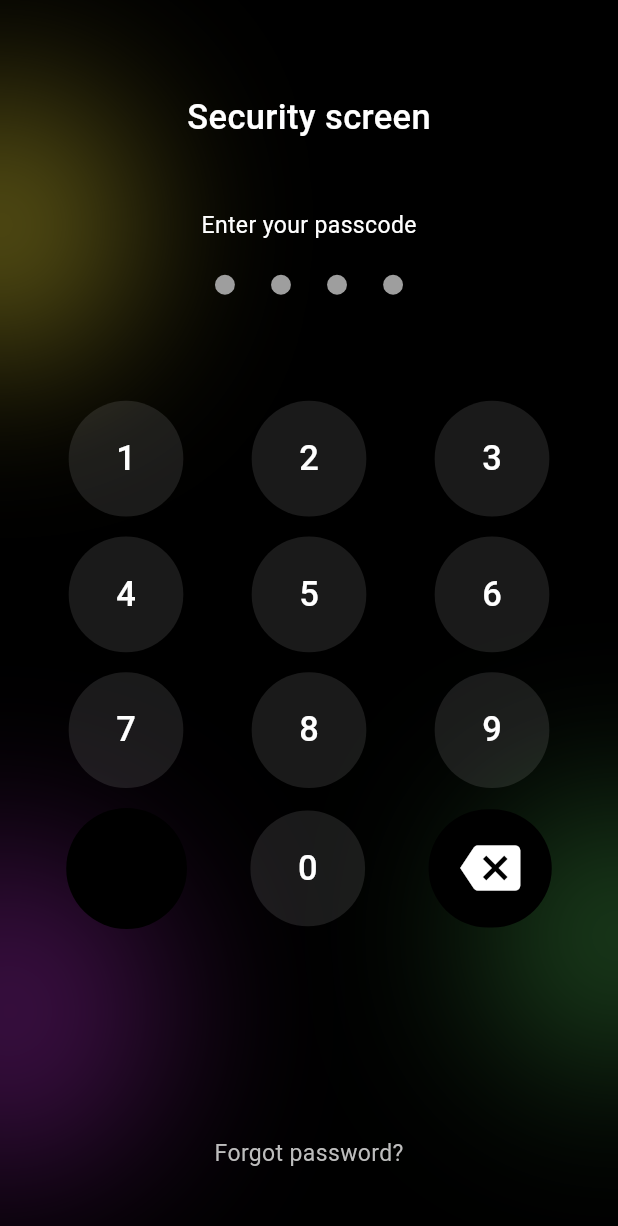
After one commit to ShohjahonMurodov/banking_app, a Flutter app: the EnterScreen screen opened directly, on a phone screen of 412 x 824 dp. The commit adds this screen. Shown: the top 1226 px of the screen. Run offline on Flutter 3.47's test engine with Material 3 defaults, Android fonts, the phone set to English and light mode, and no system bars; our stand-ins replace cloud_firestore, connectivity_plus, equatable, firebase_auth, firebase_core, flutter_bloc and 6 more; accounts and stored records are empty.

Commit message:
Sharif aka choparman...

```diff
--- a/lib/app/app.dart
+++ b/lib/app/app.dart
@@ -3,6 +3,8 @@ import 'package:banking_app/blocs/auth/auth_event.dart';
 import 'package:banking_app/blocs/user_profile/user_profile_bloc.dart';
 import 'package:banking_app/data/repository/auth_repository.dart';
 import 'package:banking_app/data/repository/user_profile_repository.dart';
+import 'package:banking_app/screens/pin/cubit/check_cubit.dart';
+import 'package:banking_app/screens/pin/cubit/password_cubit.dart';
 import 'package:banking_app/screens/routes.dart';
 import 'package:banking_app/services/local_natification_service.dart';
 import 'package:flutter/material.dart';
@@ -33,6 +35,8 @@ class App extends StatelessWidget {
             create: (context) => UserProfileBloc(
                 userProfileRepository: context.read<UserProfileRepository>()),
           ),
+          BlocProvider(create: (_) => PasswordCubit()),
+          BlocProvider(create: (_) => CheckCubit()),
         ],
         child: MaterialApp(
           debugShowCheckedModeBanner: false,
--- a/lib/main.dart
+++ b/lib/main.dart
@@ -7,6 +7,8 @@ import 'package:flutter/material.dart';
 Future<void> main() async {
   WidgetsFlutterBinding.ensureInitialized();
 
+  StorageRepository.instance;
+
   await Firebase.initializeApp(
     options: DefaultFirebaseOptions.currentPlatform,
   );
--- a/lib/screens/auth/register/register_screen.dart
+++ b/lib/screens/auth/register/register_screen.dart
@@ -8,7 +8,7 @@ import 'package:banking_app/screens/auth/login/login_screen.dart';
 import 'package:banking_app/screens/auth/widgets/login_button.dart';
 import 'package:banking_app/screens/auth/widgets/password_text_input.dart';
 import 'package:banking_app/screens/auth/widgets/universal_text_input.dart';
-import 'package:banking_app/screens/tab_box/tab_screen.dart';
+import 'package:banking_app/screens/pin/set_pin_screen.dart';
 import 'package:banking_app/utils/app_colors.dart';
 import 'package:banking_app/utils/app_constants.dart';
 import 'package:banking_app/utils/app_images.dart';
@@ -226,7 +226,7 @@ class _RegisterScreenState extends State<RegisterScreen> {
               Navigator.pushReplacement(
                 context,
                 MaterialPageRoute(
-                  builder: (context) => const TabScreen(),
+                  builder: (context) => const PinScreen(),
                 ),
               );
             }
--- /dev/null
+++ b/lib/screens/pin/cubit/password_cubit.dart
@@ -0,0 +1,72 @@
+import 'package:banking_app/screens/pin/cubit/password_state.dart';
+import 'package:banking_app/screens/tab_box/tab_screen.dart';
+import 'package:flutter/material.dart';
+import 'package:flutter_bloc/flutter_bloc.dart';
+
+import '../../../data/local/storage_repository.dart';
+
+class PasswordCubit extends Cubit<PasswordState> {
+  PasswordCubit()
+      : super(PasswordState(
+          password: "",
+          passwordStatus: PasswordStatus.newPassword,
+        ));
+
+  remove() {
+    if (state.password.isNotEmpty) {
+      emit(state.copyWithPassword(
+          password: state.password.substring(0, state.password.length - 1)));
+    } else {
+      emit(state.copyWithPassword(isTruePassword: false));
+    }
+  }
+
+  Future<void> insertPassword(String password, BuildContext context) async {
+    if (state.password.length < 3) {
+      emit(state.copyWithPassword(password: state.password + password));
+    } else {
+      emit(state.copyWithPassword(password: state.password + password));
+      if (StorageRepository.getBool(key: "saved")) {
+        emit(state.copyWithPassword(
+            passwordStatus:
+                StorageRepository.getString(key: "pin_code") == state.password
+                    ? PasswordStatus.ok
+                    : PasswordStatus.error));
+        isTruePassword(context);
+      } else {
+        StorageRepository.setBool(key: "saved", value: true);
+        StorageRepository.setString(key: "pin_code", value: state.password);
+        emit(state.copyWithPassword(password: ""));
+        isTruePassword(context);
+      }
+    }
+  }
+
+  isTruePassword(BuildContext context) {
+    if (state.passwordStatus == PasswordStatus.error) {
+      ScaffoldMessenger.of(context).showSnackBar(
+        const SnackBar(
+          backgroundColor: Colors.green,
+          duration: Duration(seconds: 1),
+          content: Text("Notogri parol kiritdingiz!"),
+        ),
+      );
+      emit(state.copyWithPassword(isTruePassword: true));
+    } else if (state.passwordStatus == PasswordStatus.ok) {
+      Navigator.pushReplacement(
+        context,
+        MaterialPageRoute(
+          builder: (context) => const TabScreen(),
+        ),
+      );
+    } else {
+      ScaffoldMessenger.of(context).showSnackBar(
+        const SnackBar(
+          backgroundColor: Colors.black,
+          duration: Duration(seconds: 2),
+          content: Text("Parolni qaytadan kiriting!"),
+        ),
+      );
+    }
+  }
+}
--- /dev/null
+++ b/lib/screens/pin/cubit/password_state.dart
@@ -0,0 +1,29 @@
+
+class PasswordState {
+  String password;
+  PasswordStatus passwordStatus;
+  bool isTruePassword;
+
+  PasswordState(
+      {required this.password,
+        required this.passwordStatus,
+        this.isTruePassword = false});
+
+  PasswordState copyWithPassword({
+    String? password,
+    PasswordStatus? passwordStatus,
+    bool? isTruePassword,
+  }) {
+    return PasswordState(
+      password: password ?? this.password,
+      passwordStatus: passwordStatus ?? this.passwordStatus,
+      isTruePassword: isTruePassword ?? this.isTruePassword,
+    );
+  }
+}
+
+enum PasswordStatus {
+  newPassword,
+  error,
+  ok,
+}
--- /dev/null
+++ b/lib/screens/pin/set_entry_screen.dart
@@ -0,0 +1,259 @@
+import 'package:banking_app/screens/pin/cubit/check_cubit.dart';
+import 'package:banking_app/utils/size_utils.dart';
+import 'package:flutter/material.dart';
+import 'package:flutter_bloc/flutter_bloc.dart';
+
+class EnterScreen extends StatefulWidget {
+  const EnterScreen({super.key});
+
+  @override
+  State<EnterScreen> createState() => _EnterScreenState();
+}
+
+class _EnterScreenState extends State<EnterScreen> {
+  String pinCode = "";
+
+  @override
+  Widget build(BuildContext context) {
+    width = MediaQuery.of(context).size.width;
+    height = MediaQuery.of(context).size.height;
+
+    Widget buttonItems({required String title}) {
+      return TextButton(
+        style: TextButton.styleFrom(
+          padding: EdgeInsets.symmetric(
+            horizontal: 33.w,
+            vertical: 25.h,
+          ),
+          backgroundColor: Colors.white10,
+          shape: RoundedRectangleBorder(
+            borderRadius: BorderRadius.circular(100),
+          ),
+        ),
+        onPressed: () {
+          pinCode += title;
+          if (pinCode.length == 4) {
+            context.read<CheckCubit>().toCheckPinCode(pinCode, context);
+            pinCode = "";
+          }
+          setState(() {});
+        },
+        child: Text(
+          title,
+          style: TextStyle(
+            color: Colors.white,
+            fontSize: 24.w,
+            fontWeight: FontWeight.w500,
+          ),
+        ),
+      );
+    }
+
+    return BlocBuilder<CheckCubit, String>(
+      builder: (context, state) {
+        return Scaffold(
+          backgroundColor: Colors.black,
+          body: Stack(
+            children: [
+              Positioned(
+                top: 100,
+                left: -50,
+                child: Container(
+                  width: 100,
+                  height: 100,
+                  decoration: BoxDecoration(
+                    shape: BoxShape.circle,
+                    boxShadow: [
+                      BoxShadow(
+                          color: Colors.yellow.withOpacity(0.4),
+                          spreadRadius: 40,
+                          blurRadius: 100)
+                    ],
+                  ),
+                ),
+              ),
+              Positioned(
+                bottom: 100,
+                left: -50,
+                child: Container(
+                  width: 100,
+                  height: 100,
+                  decoration: BoxDecoration(
+                    shape: BoxShape.circle,
+                    boxShadow: [
+                      BoxShadow(
+                          color: Colors.purple.withOpacity(0.4),
+                          spreadRadius: 60,
+                          blurRadius: 100)
+                    ],
+                  ),
+                ),
+              ),
+              Positioned(
+                bottom: 150,
+                right: -50,
+                child: Container(
+                  width: 100,
+                  height: 100,
+                  decoration: BoxDecoration(
+                    shape: BoxShape.circle,
+                    boxShadow: [
+                      BoxShadow(
+                          color: Colors.green.withOpacity(0.4),
+                          spreadRadius: 40,
+                          blurRadius: 100)
+                    ],
+                  ),
+                ),
+              ),
+              Positioned(
+                child: Padding(
+                  padding: EdgeInsets.symmetric(horizontal: 24.w),
+                  child: Column(
+                    children: [
+                      70.getH(),
+                      Center(
+                        child: Text(
+                          "Security screen",
+                          style: TextStyle(
+                            color: Colors.white,
+                            fontSize: 24.w,
+                            fontWeight: FontWeight.w500,
+                          ),
+                        ),
+                      ),
+                      50.getH(),
+                      Center(
+                        child: Text(
+                          "Enter your passcode",
+                          style: TextStyle(
+                            color: Colors.white,
+                            fontSize: 16.w,
+                            fontWeight: FontWeight.w400,
+                          ),
+                        ),
+                      ),
+                      25.getH(),
+                      Row(
+                        mainAxisAlignment: MainAxisAlignment.center,
+                        children: [
+                          ...List.generate(
+                            4,
+                            (index) => Container(
+                              margin: EdgeInsets.symmetric(horizontal: 12.w),
+                              width: 15.w,
+                              height: 15.h,
+                              decoration: BoxDecoration(
+                                color: index < pinCode.length
+                                    ? Colors.green
+                                    : Colors.grey,
+                                shape: BoxShape.circle,
+                              ),
+                            ),
+                          ),
+                        ],
+                      ),
+                      80.getH(),
+                      Row(
+                        mainAxisAlignment: MainAxisAlignment.spaceAround,
+                        children: [
+                          buttonItems(title: "1"),
+                          buttonItems(title: "2"),
+                          buttonItems(title: "3"),
+                        ],
+                      ),
+                      15.getH(),
+                      Row(
+                        mainAxisAlignment: MainAxisAlignment.spaceAround,
+                        children: [
+                          buttonItems(title: "4"),
+                          buttonItems(title: "5"),
+                          buttonItems(title: "6"),
+                        ],
+                      ),
+                      15.getH(),
+                      Row(
+                        mainAxisAlignment: MainAxisAlignment.spaceAround,
+                        children: [
+                          buttonItems(title: "7"),
+                          buttonItems(title: "8"),
+                          buttonItems(title: "9"),
+                        ],
+                      ),
+                      15.getH(),
+                      Row(
+                        mainAxisAlignment: MainAxisAlignment.spaceAround,
+                        children: [
+                          TextButton(
+                            style: TextButton.styleFrom(
+                              padding: EdgeInsets.symmetric(
+                                horizontal: 42.w,
+                                vertical: 27.h,
+                              ),
+                              backgroundColor: Colors.black,
+                              shape: RoundedRectangleBorder(
+                                borderRadius: BorderRadius.circular(100),
+                              ),
+                            ),
+                            onPressed: () {},
+                            child: Text(
+                              "",
+                              style: TextStyle(
+                                color: Colors.white,
+                                fontSize: 24.w,
+                                fontWeight: FontWeight.w500,
+                              ),
+                            ),
+                          ),
+                          buttonItems(title: "0"),
+                          TextButton(
+                            style: TextButton.styleFrom(
+                              padding: EdgeInsets.symmetric(
+                                horizontal: 22.w,
+                                vertical: 22.h,
+                              ),
+                              backgroundColor: Colors.black,
+                              shape: RoundedRectangleBorder(
+                                borderRadius: BorderRadius.circular(100),
+                              ),
+                            ),
+                            onPressed: () {
+                              if (pinCode.isEmpty) {
+                                pinCode = "";
+                              } else {
+                                pinCode =
+                                    pinCode.substring(0, pinCode.length - 1);
+                              }
+                              setState(() {});
+                            },
+                            child: const Icon(
+                              Icons.backspace,
+                              color: Colors.white,
+                              size: 40,
+                            ),
+                          ),
+                        ],
+                      ),
+                      const Spacer(),
+                      Center(
+                        child: Text(
+                          "Forgot password?",
+                          style: TextStyle(
+                            color: Colors.grey.shade400,
+                            fontSize: 16.w,
+                            fontWeight: FontWeight.w400,
+                          ),
+                        ),
+                      ),
+                      50.getH(),
+                    ],
+                  ),
+                ),
+              ),
+            ],
+          ),
+        );
+      },
+    );
+  }
+}
--- a/lib/screens/splash/splash_screen.dart
+++ b/lib/screens/splash/splash_screen.dart
@@ -5,7 +5,7 @@ import 'package:banking_app/blocs/user_profile/user_profile_event.dart';
 import 'package:banking_app/data/local/storage_repository.dart';
 import 'package:banking_app/screens/auth/register/register_screen.dart';
 import 'package:banking_app/screens/on_boarding/on_boarding_screen.dart';
-import 'package:banking_app/screens/tab_box/tab_screen.dart';
+import 'package:banking_app/screens/pin/set_entry_screen.dart';
 import 'package:banking_app/utils/app_colors.dart';
 import 'package:banking_app/utils/app_images.dart';
 import 'package:banking_app/utils/size_utils.dart';
@@ -48,7 +48,7 @@ class _SplashScreenState extends State<SplashScreen> {
       Navigator.pushReplacement(
         context,
         MaterialPageRoute(
-          builder: (context) => const TabScreen(),
+          builder: (context) => const EnterScreen(),
         ),
       );
     }
--- a/pubspec.yaml
+++ b/pubspec.yaml
@@ -29,6 +29,7 @@ dependencies:
   flutter_timezone: ^1.0.4
   permission_handler: ^11.3.1
   image_picker: ^1.0.7
+  pinput: ^4.0.0
 
 dev_dependencies:
   flutter_test:
```
Also changed, not shown: lib/screens/pin/cubit/check_cubit.dart (added, +46 -0 lines), lib/screens/pin/set_pin_screen.dart (added, +239 -0 lines), pubspec.lock, 1 other file.
